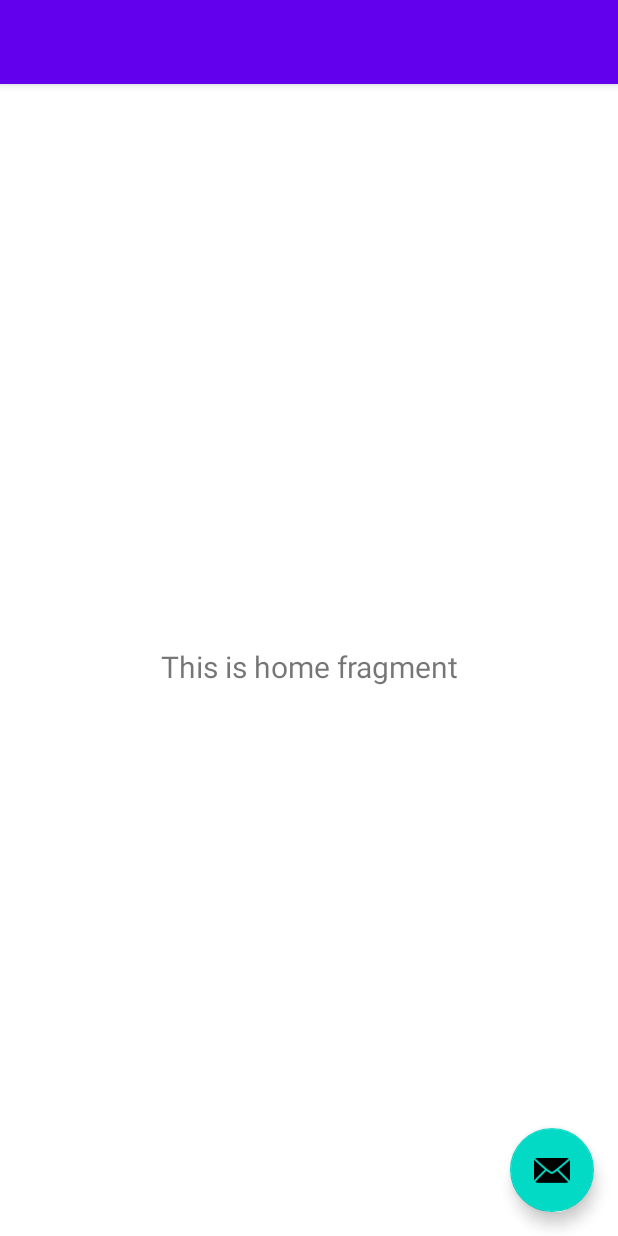
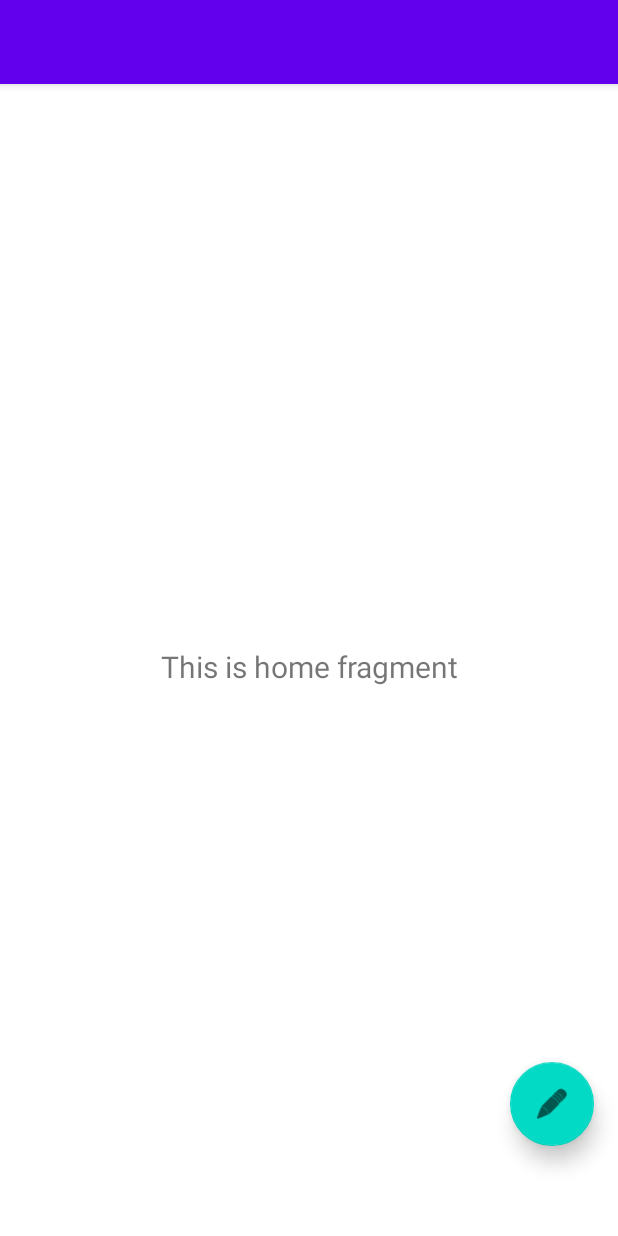
Before and after one commit to immaturehearts/EPCMSystem, an Android app: the layout app_bar_navigation.xml on its own in the app's theme, with its tools: preview values and no code run, on a phone screen of 412 x 824 dp. Run offline under Robolectric (Android 15) with nearby library versions, the phone set to English and light mode, and no system bars.

Commit message:
floating action button

```diff
--- a/app/src/main/res/layout/app_bar_navigation.xml
+++ b/app/src/main/res/layout/app_bar_navigation.xml
@@ -28,7 +28,8 @@
         android:layout_height="wrap_content"
         android:layout_gravity="bottom|end"
         android:layout_marginEnd="@dimen/fab_margin"
-        android:layout_marginBottom="16dp"
-        app:srcCompat="@android:drawable/ic_dialog_email" />
+        android:layout_marginBottom="60dp"
+        app:elevation="8dp"
+        app:srcCompat="@android:drawable/ic_menu_edit" />
 
 </androidx.coordinatorlayout.widget.CoordinatorLayout>
```
